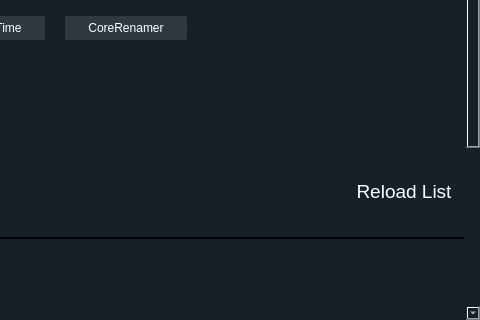
The window that start/start.ui (rahmanshaber/corebox) describes before a commit, drawn with Qt 5; both pictures show x 369 to 849 and y 363 to 683 of the 849 by 683 pixel window.
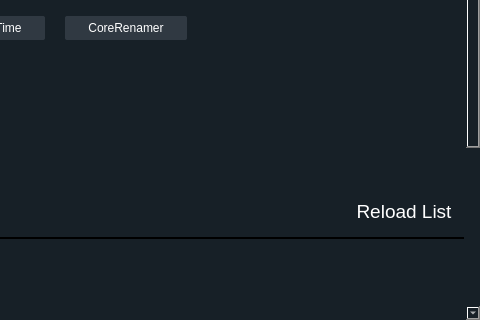
The same window after the commit. Icons and pictures are not drawn.

What changed in the file:
```diff
--- a/start/start.ui
+++ b/start/start.ui
@@ -84,7 +84,7 @@
        <rect>
         <x>0</x>
         <y>-217</y>
-        <width>837</width>
+        <width>835</width>
         <height>900</height>
        </rect>
       </property>
@@ -583,6 +583,7 @@
                <property name="styleSheet">
                 <string notr="true">QPushButton{
 border-radius: 2px;
+margin: 40px 0px 0px 0px;
 padding: 3px 3px 3px 3px;
 }
 
```
Left out of the diff: 16 changed lines with no effect on the pictures.
